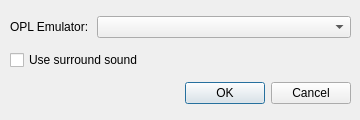
Qt form qmmp/src/plugins/Input/zed/adplug/settingsdialog.ui (Greedysky/TTKMusicPlayer) before a commit.
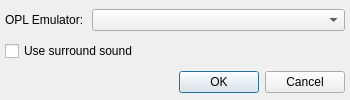
The same form after that commit.

The edit to the form file:
```diff
--- a/qmmp/src/plugins/Input/zed/adplug/settingsdialog.ui
+++ b/qmmp/src/plugins/Input/zed/adplug/settingsdialog.ui
@@ -6,20 +6,20 @@
    <rect>
     <x>0</x>
     <y>0</y>
-    <width>360</width>
-    <height>120</height>
+    <width>350</width>
+    <height>100</height>
    </rect>
   </property>
   <property name="minimumSize">
    <size>
-    <width>360</width>
-    <height>120</height>
+    <width>350</width>
+    <height>100</height>
    </size>
   </property>
   <property name="maximumSize">
    <size>
-    <width>360</width>
-    <height>120</height>
+    <width>350</width>
+    <height>100</height>
    </size>
   </property>
   <property name="windowTitle">
@@ -28,10 +28,10 @@
   <widget class="QWidget" name="layoutWidget">
    <property name="geometry">
     <rect>
-     <x>10</x>
-     <y>10</y>
-     <width>341</width>
-     <height>101</height>
+     <x>5</x>
+     <y>5</y>
+     <width>340</width>
+     <height>95</height>
     </rect>
    </property>
    <layout class="QGridLayout" name="gridLayout">
```
Left out of the diff: 2 changed lines with no effect on the pictures.
